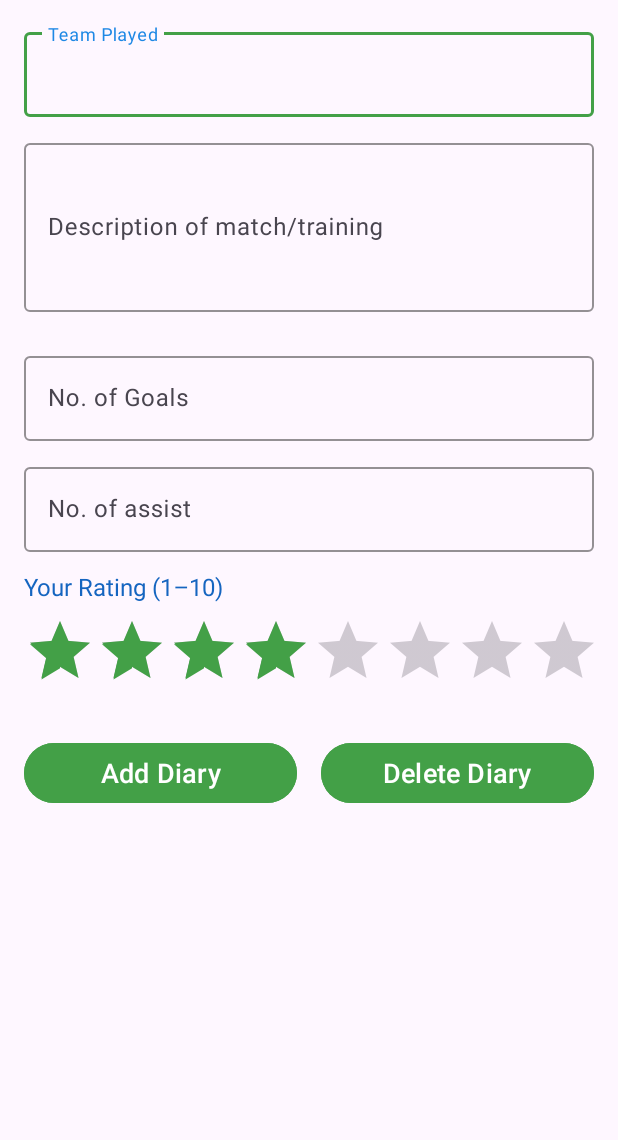
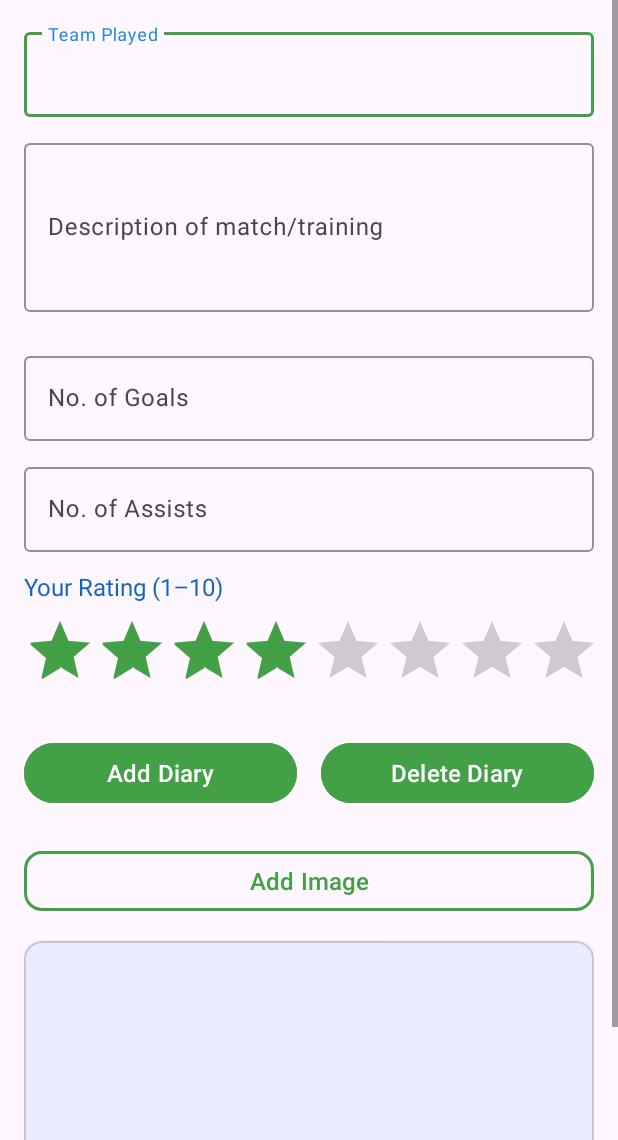
Before and after one commit to FinnBennett02/MobileAppSportsDiary, an Android app: the DiaryActivity screen opened directly, with no data from a screen before it, on a phone screen of 412 x 824 dp, the part 96-1236 px from its top. Run offline under Robolectric (Android 15) with nearby library versions, the phone set to English and light mode, and no system bars; our stand-ins replace Picasso, Timber.

Commit message:
Have images working in entrys and on the card

```diff
--- a/app/build.gradle.kts
+++ b/app/build.gradle.kts
@@ -53,5 +53,6 @@ dependencies {
     testImplementation(libs.junit)
     androidTestImplementation(libs.androidx.junit)
     androidTestImplementation(libs.androidx.espresso.core)
+    implementation(libs.picasso)
 
 }
--- a/app/src/main/java/com/example/newassignment/models/DiaryMemStore.kt
+++ b/app/src/main/java/com/example/newassignment/models/DiaryMemStore.kt
@@ -46,6 +46,7 @@ class DiaryMemStore(private val context: Context) : DiaryStore {
             foundDiary.goals = diary.goals
             foundDiary.assist = diary.assist
             foundDiary.rating = diary.rating
+            foundDiary.image = diary.image
             serialize() // Save changes
             logAll()
         }
--- a/app/src/main/java/com/example/newassignment/models/DiaryModel.kt
+++ b/app/src/main/java/com/example/newassignment/models/DiaryModel.kt
@@ -1,7 +1,16 @@
 package com.example.newassignment.models
 
+import android.net.Uri
 import android.os.Parcelable
 import kotlinx.parcelize.Parcelize
 
 @Parcelize
-data class DiaryModel(var id: Long = 0 ,var title: String ="", var description: String ="", var goals: Long=0, var assist: Long=0, var rating: Int =0) : Parcelable
+data class DiaryModel(
+    var id: Long = 0,
+    var title: String = "",
+    var description: String = "",
+    var goals: Long = 0,
+    var assist: Long = 0,
+    var rating: Int = 0,
+    var image: String = ""
+) : Parcelable
--- a/app/src/main/java/com/example/newassignment/models/DiaryStore.kt
+++ b/app/src/main/java/com/example/newassignment/models/DiaryStore.kt
@@ -6,4 +6,5 @@ interface DiaryStore {
     fun update(diary: DiaryModel)
     fun delete(id: String)
 
+
 }
--- a/app/src/main/res/layout/activity_diary.xml
+++ b/app/src/main/res/layout/activity_diary.xml
@@ -82,7 +82,7 @@
                     android:textSize="16sp" />
             </com.google.android.material.textfield.TextInputLayout>
 
-            <!-- Score Input -->
+            <!-- Goals -->
             <com.google.android.material.textfield.TextInputLayout
                 android:layout_width="match_parent"
                 android:layout_height="wrap_content"
@@ -100,7 +100,7 @@
                     android:textSize="16sp" />
             </com.google.android.material.textfield.TextInputLayout>
 
-            <!-- Score Input -->
+            <!-- Assists -->
             <com.google.android.material.textfield.TextInputLayout
                 android:layout_width="match_parent"
                 android:layout_height="wrap_content"
@@ -112,13 +112,13 @@
                     android:id="@+id/assit"
                     android:layout_width="match_parent"
                     android:layout_height="wrap_content"
-                    android:hint="No. of assist"
+                    android:hint="No. of Assists"
                     android:inputType="number"
                     android:textColor="@color/colorPrimaryDark"
                     android:textSize="16sp" />
             </com.google.android.material.textfield.TextInputLayout>
 
-            <!-- Personal Rating -->
+            <!-- Rating -->
             <TextView
                 android:layout_width="wrap_content"
                 android:layout_height="wrap_content"
@@ -136,37 +136,65 @@
                 android:rating="5"
                 android:layout_marginBottom="24dp" />
 
-            <!-- Action Buttons -->
+            <!-- Add / Delete Buttons -->
             <LinearLayout
                 android:layout_width="match_parent"
                 android:layout_height="wrap_content"
+                android:layout_marginBottom="24dp"
                 android:orientation="horizontal"
-                android:gravity="center"
-                android:layout_marginBottom="16dp"
                 android:weightSum="2">
 
                 <Button
                     android:id="@+id/btnAdd"
                     android:layout_width="0dp"
                     android:layout_height="wrap_content"
+                    android:layout_marginEnd="8dp"
                     android:layout_weight="1"
-                    android:layout_marginEnd="8dp"
                     android:backgroundTint="@color/colorAccent"
                     android:text="@string/button_addDiary"
                     android:textColor="@android:color/white"
-                    android:textSize="18sp" />
+                    android:textSize="16sp" />
 
                 <Button
                     android:id="@+id/btnDelete"
                     android:layout_width="0dp"
                     android:layout_height="wrap_content"
+                    android:layout_marginStart="8dp"
                     android:layout_weight="1"
-                    android:layout_marginStart="8dp"
                     android:backgroundTint="@color/colorAccent"
                     android:text="@string/button_deleteDiary"
                     android:textColor="@android:color/white"
-                    android:textSize="18sp" />
+                    android:textSize="16sp" />
             </LinearLayout>
+
+            <!-- Choose Image Button -->
+            <com.google.android.material.button.MaterialButton
+                android:id="@+id/chooseImage"
+                android:layout_width="match_parent"
+                android:layout_height="wrap_content"
+                android:layout_marginBottom="16dp"
+                android:text="@string/button_addImage"
+                android:textSize="16sp"
+                app:cornerRadius="12dp"
+                app:strokeWidth="2dp"
+                app:strokeColor="@color/colorAccent"
+                app:backgroundTint="@android:color/transparent"
+                android:textColor="@color/colorAccent" />
+
+            <!-- Image Preview -->
+            <com.google.android.material.card.MaterialCardView
+                android:layout_width="match_parent"
+                android:layout_height="200dp"
+                app:cardCornerRadius="12dp"
+                app:cardElevation="4dp">
+
+                <ImageView
+                    android:id="@+id/diaryImage"
+                    android:layout_width="match_parent"
+                    android:layout_height="match_parent"
+                    android:scaleType="centerCrop"
+                    />
+            </com.google.android.material.card.MaterialCardView>
 
         </LinearLayout>
     </ScrollView>
--- a/app/src/main/res/values/strings.xml
+++ b/app/src/main/res/values/strings.xml
@@ -12,6 +12,12 @@
     <string name="no_title">Please enter a title</string>
     <string name="save_diary"> Save diary Entry </string>
     <string name="delete_diary"> Delete diary Entry </string>
+    <string name="button_addImage"> Add Image </string>
+    <string name="select_diary_image">Select Diary image</string>
+    <string name="change_diary_image">Change Diary image</string>
+
+
+
 
 
 
--- a/gradle/libs.versions.toml
+++ b/gradle/libs.versions.toml
@@ -11,6 +11,7 @@ activity = "1.8.0"
 constraintlayout = "2.1.4"
 timber = "5.0.1"
 kotlinPlugin = "2.2.10"
+picasso = "2.71828"
 
 [libraries]
 androidx-core-ktx = { group = "androidx.core", name = "core-ktx", version.ref = "coreKtx" }
@@ -23,6 +24,7 @@ androidx-activity = { group = "androidx.activity", name = "activity", version.re
 androidx-constraintlayout = { group = "androidx.constraintlayout", name = "constraintlayout", version.ref = "constraintlayout" }
 timber = { module = "com.jakewharton.timber:timber", version.ref = "timber" }
 gson = { group = "com.google.code.gson", name = "gson", version = "2.13.2" }
+picasso = { module = "com.squareup.picasso:picasso", version.ref = "picasso" }
 
 [plugins]
 android-application = { id = "com.android.application", version.ref = "agp" }
```
Also changed, not shown: app/src/main/java/com/example/newassignment/activities/DiaryActivity.kt (+71 -26 lines), app/src/main/java/com/example/newassignment/adapters/DiaryAdapter.kt (+17 -0 lines), app/src/main/java/com/example/newassignment/helpers/ImageHelpers.kt (added, +12 -0 lines), app/src/main/res/layout/card_diary.xml (+27 -3 lines).
